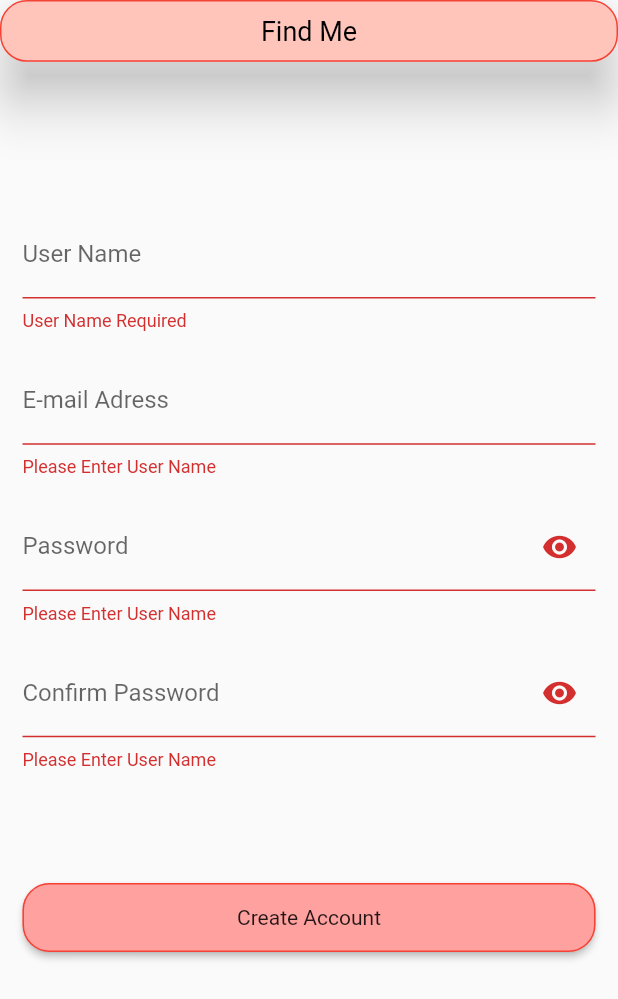
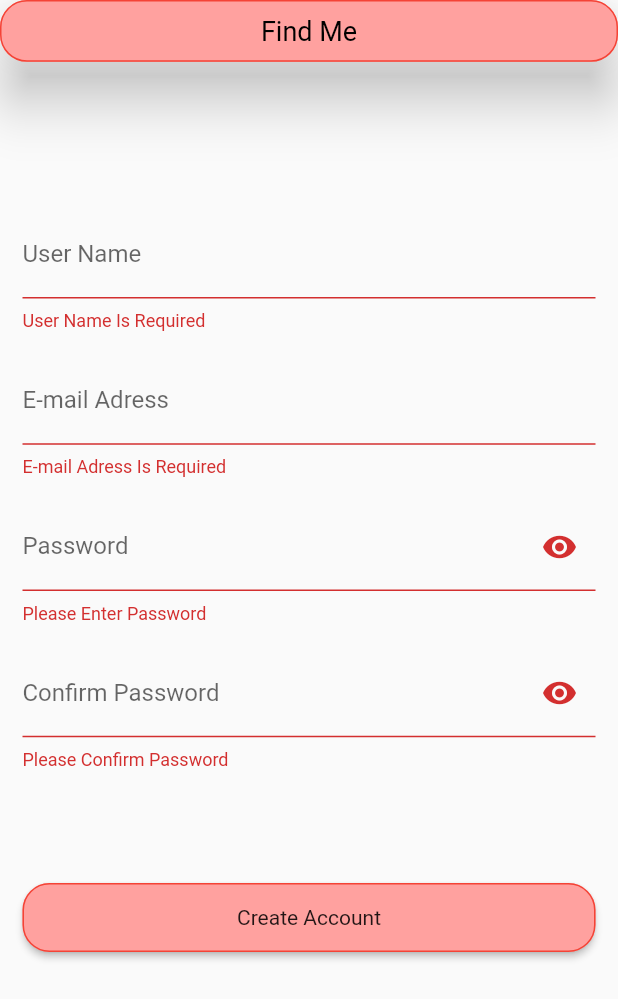
Before and after one commit to osamaOmran1917/Find-Me, a Flutter app: the screen it shows after launch, after a tap on "Create Account", on a phone screen of 412 x 824 dp. Shown: the top 999 px of the screen. Run offline on Flutter 3.47's test engine with Material 2 defaults, Android fonts, the phone set to English and light mode, and no system bars; our stand-ins replace firebase_auth, firebase_core; accounts and stored records are empty; generated files the repository leaves out were written again.

Commit message:
Registeration ✔

```diff
--- a/lib/main.dart
+++ b/lib/main.dart
@@ -1,9 +1,13 @@
+import 'package:find_me_ii/firebase_options.dart';
 import 'package:find_me_ii/my_theme.dart';
 import 'package:find_me_ii/ui/log_in/log_in_screen.dart';
 import 'package:find_me_ii/ui/registeration/register_screen.dart';
+import 'package:firebase_core/firebase_core.dart';
 import 'package:flutter/material.dart';
 
-main() {
+main() async {
+  WidgetsFlutterBinding.ensureInitialized();
+  await Firebase.initializeApp(options: DefaultFirebaseOptions.currentPlatform);
   runApp(MyApp());
 }
 
--- a/lib/my_theme.dart
+++ b/lib/my_theme.dart
@@ -5,7 +5,7 @@ class MyTheme {
   static final ThemeData lightTheme = ThemeData(
     primaryColor: primaryColor,
     appBarTheme: AppBarTheme(
-        backgroundColor: Color(0xFFFFC5BB),
+        backgroundColor: Color(0xFFFFA19F),
         elevation: 15,
         shape: RoundedRectangleBorder(
             side: BorderSide(color: Colors.red, width: 1),
--- a/lib/ui/registeration/register_screen.dart
+++ b/lib/ui/registeration/register_screen.dart
@@ -1,4 +1,8 @@
+import 'package:find_me_ii/dialog_utils.dart';
+import 'package:firebase_auth/firebase_auth.dart';
+import 'package:firebase_core/firebase_core.dart';
 import 'package:flutter/material.dart';
+import '../../validation_utils.dart';
 
 class RegisterScreen extends StatefulWidget {
   static const String routeName = 'Register Screen';
@@ -11,15 +15,23 @@ class _RegisterScreenState extends State<RegisterScreen> {
   bool securePasswordI = true;
   bool securePasswordII = true;
   var formKey = GlobalKey<FormState>();
+  final TextEditingController emailController = TextEditingController();
+  final TextEditingController passwordController = TextEditingController();
 
   @override
   Widget build(BuildContext context) {
     return Scaffold(
       appBar: PreferredSize(
         preferredSize:
-            Size.fromHeight(MediaQuery.of(context).size.height * .05),
+        Size.fromHeight(MediaQuery
+            .of(context)
+            .size
+            .height * .05),
         child: AppBar(
-          shape: Theme.of(context).appBarTheme.shape,
+          shape: Theme
+              .of(context)
+              .appBarTheme
+              .shape,
           centerTitle: true,
           title: Text('Find Me'),
         ),
@@ -38,7 +50,7 @@ class _RegisterScreenState extends State<RegisterScreen> {
                 TextFormField(
                   validator: (text) {
                     if (text == null || text.trim().isEmpty) {
-                      return 'User Name Required';
+                      return 'User Name Is Required';
                     }
                     return null;
                   },
@@ -48,9 +60,15 @@ class _RegisterScreenState extends State<RegisterScreen> {
                   height: MediaQuery.of(context).size.height * .02,
                 ),
                 TextFormField(
+                  controller: emailController,
                   validator: (text) {
-                    if (text == null || text.trim().isEmpty) {
-                      return 'Please Enter User Name';
+                    if (text == null || text
+                        .trim()
+                        .isEmpty) {
+                      return 'E-mail Adress Is Required';
+                    }
+                    if (!ValidationUtils.isValidEmail(text)) {
+                      return 'Pleas Enter A Valid E-mail';
                     }
                     return null;
                   },
@@ -60,9 +78,15 @@ class _RegisterScreenState extends State<RegisterScreen> {
                   height: MediaQuery.of(context).size.height * .02,
                 ),
                 TextFormField(
+                  controller: passwordController,
                   validator: (text) {
-                    if (text == null || text.trim().isEmpty) {
-                      return 'Please Enter User Name';
+                    if (text == null || text
+                        .trim()
+                        .isEmpty) {
+                      return 'Please Enter Password';
+                    }
+                    if (text.length < 6) {
+                      return 'Passord Must Be At Least 6 Characters.';
                     }
                     return null;
                   },
@@ -83,8 +107,13 @@ class _RegisterScreenState extends State<RegisterScreen> {
                 ),
                 TextFormField(
                   validator: (text) {
-                    if (text == null || text.trim().isEmpty) {
-                      return 'Please Enter User Name';
+                    if (text == null || text
+                        .trim()
+                        .isEmpty) {
+                      return 'Please Confirm Password';
+                    }
+                    if (text != passwordController.text) {
+                      return 'The Two Passwords Are Not Identical.';
                     }
                     return null;
                   },
@@ -130,9 +159,21 @@ class _RegisterScreenState extends State<RegisterScreen> {
     );
   }
 
+  var authService = FirebaseAuth.instance;
+
   void createAccountClicked() {
     if (formKey.currentState?.validate() == false) {
       return;
     }
+    showLoading(context, 'Loading..');
+    authService.createUserWithEmailAndPassword(
+        email: emailController.text, password: passwordController.text).then((
+        userCredential) {
+      hideLoading(context);
+      showMessage(context, userCredential.user?.uid ?? '');
+    }).onError((error, stackTrace) {
+      hideLoading(context);
+      showMessage(context, error.toString());
+    });
   }
 }
--- a/pubspec.yaml
+++ b/pubspec.yaml
@@ -36,6 +36,8 @@ dependencies:
   # The following adds the Cupertino Icons font to your application.
   # Use with the CupertinoIcons class for iOS style icons.
   cupertino_icons: ^1.0.2
+  firebase_core: ^2.1.0
+  firebase_auth: ^4.0.2
 
 dev_dependencies:
   flutter_test:
```
Also changed, not shown: lib/dialog_utils.dart (added, +76 -0 lines), lib/validation_utils.dart (added, +7 -0 lines), pubspec.lock, 1 other file.
